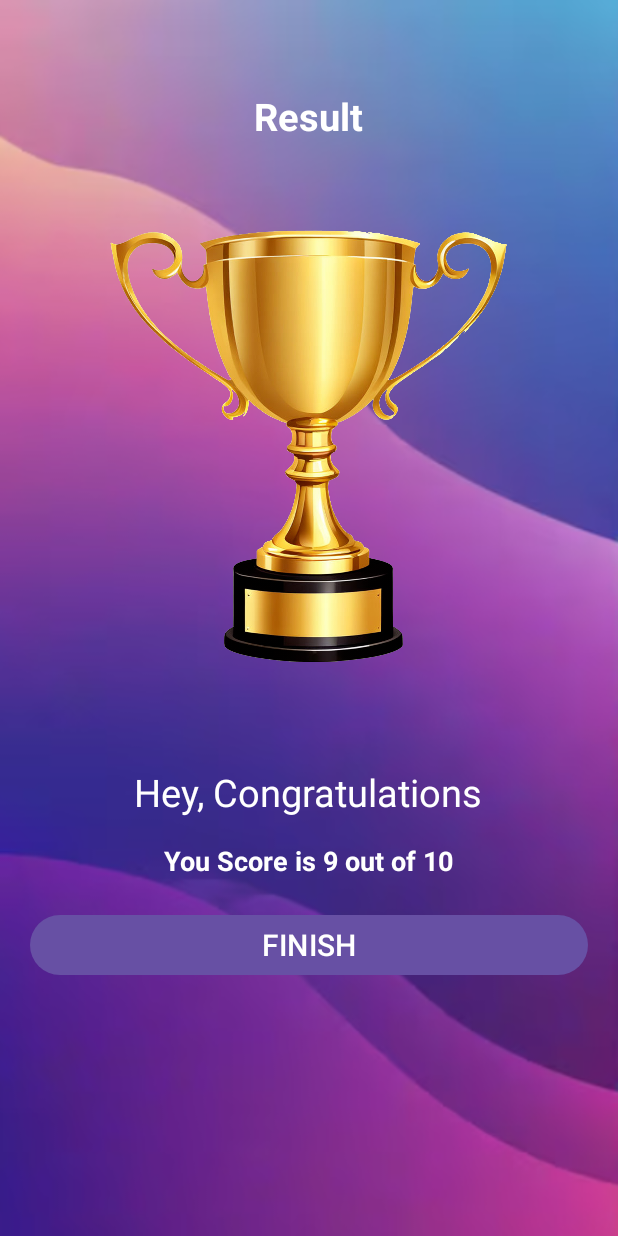
After one commit to rajibtalukder/Quiz-App, an Android app: the ResultActivity screen opened directly, with no data from a screen before it, on a phone screen of 412 x 824 dp. The commit adds this screen. Run offline under Robolectric (Android 15) with nearby library versions, the phone set to English and light mode, and no system bars.

Commit message:
finish ui

```diff
--- a/app/src/main/AndroidManifest.xml
+++ b/app/src/main/AndroidManifest.xml
@@ -13,6 +13,9 @@
         android:theme="@style/Theme.QuizApp"
         tools:targetApi="31">
         <activity
+            android:name=".ResultActivity"
+            android:exported="false" />
+        <activity
             android:name=".QuizQuestionsActivity"
             android:exported="false" />
         <activity
--- a/app/src/main/java/com/example/quizapp/Constants.kt
+++ b/app/src/main/java/com/example/quizapp/Constants.kt
@@ -1,6 +1,11 @@
 package com.example.quizapp
 
 object Constants {
+
+    const val USER_NAME : String = "user_name"
+    const val TOTAL_QUESTIONS : String = "total_questions"
+    const val CORRECT_ANSWER : String = "correct_answer"
+
 
     fun getQuestions(): ArrayList<Question> {
         val questionList = ArrayList<Question>()
--- a/app/src/main/java/com/example/quizapp/MainActivity.kt
+++ b/app/src/main/java/com/example/quizapp/MainActivity.kt
@@ -12,6 +12,7 @@ import androidx.core.view.ViewCompat
 import androidx.core.view.WindowInsetsCompat
 
 class MainActivity : AppCompatActivity() {
+
     @SuppressLint("MissingInflatedId")
     override fun onCreate(savedInstanceState: Bundle?) {
         super.onCreate(savedInstanceState)
@@ -26,11 +27,11 @@ class MainActivity : AppCompatActivity() {
                 Toast.makeText(this, "Please enter your name!", Toast.LENGTH_LONG).show()
             }else{
                 val intent = Intent(this,  QuizQuestionsActivity:: class.java)
+                intent.putExtra(Constants.USER_NAME, inputText.text.toString())
                 startActivity(intent)
             }
         }
 
     }
 
-
 }
--- a/app/src/main/java/com/example/quizapp/QuizQuestionsActivity.kt
+++ b/app/src/main/java/com/example/quizapp/QuizQuestionsActivity.kt
@@ -1,6 +1,7 @@
 package com.example.quizapp
 
 import android.annotation.SuppressLint
+import android.content.Intent
 import android.graphics.Color
 import android.graphics.Typeface
 import android.os.Bundle
@@ -20,6 +21,9 @@ class QuizQuestionsActivity : AppCompatActivity(), View.OnClickListener {
 
     private var mCurrentPosition: Int = 1
     private var mSelectedOptionPosition: Int = 0
+    private var mUserName : String? = null
+    private var mCorrectAnswers: Int = 0
+
     private var mQuestionList: ArrayList<Question>? = null
     private var tvQuestion: TextView? = null
     private var tvImage: ImageView? = null
@@ -38,6 +42,8 @@ class QuizQuestionsActivity : AppCompatActivity(), View.OnClickListener {
         super.onCreate(savedInstanceState)
         enableEdgeToEdge()
         setContentView(R.layout.activity_quiz_questions)
+
+        mUserName = intent.getStringExtra(Constants.USER_NAME)
 
         tvQuestion = findViewById(R.id.tvQuestion)
         tvImage = findViewById(R.id.tvImage)
@@ -73,7 +79,7 @@ class QuizQuestionsActivity : AppCompatActivity(), View.OnClickListener {
         tvOptionThree?.text = question.optionThree
         tvOptionFour?.text = question.optionFour
 
-        if (mCurrentPosition == mQuestionList!!.size+1) {
+        if (mCurrentPosition == mQuestionList!!.size + 1) {
             btnSubmit?.text = "FINISH"
         } else {
             btnSubmit?.text = "SUBMIT"
@@ -103,8 +109,7 @@ class QuizQuestionsActivity : AppCompatActivity(), View.OnClickListener {
             //element.setTextColor(Color.parseColor("#FF0000"))
             element.typeface = Typeface.DEFAULT
             element.background = ContextCompat.getDrawable(
-                this,
-                R.drawable.default_option_border_bg
+                this, R.drawable.default_option_border_bg
             )
         }
 
@@ -118,8 +123,7 @@ class QuizQuestionsActivity : AppCompatActivity(), View.OnClickListener {
         tv.setTextColor(Color.parseColor("#363A43"))
         tv.setTypeface(tv.typeface, Typeface.BOLD)
         tv.background = ContextCompat.getDrawable(
-            this,
-            R.drawable.selected_option_border
+            this, R.drawable.selected_option_border
         )
     }
 
@@ -151,7 +155,6 @@ class QuizQuestionsActivity : AppCompatActivity(), View.OnClickListener {
             }
 
             R.id.btnSubmit -> {
-                //TODO
 
                 if (mSelectedOptionPosition == 0) {
                     mCurrentPosition++
@@ -161,13 +164,23 @@ class QuizQuestionsActivity : AppCompatActivity(), View.OnClickListener {
                         }
 
                         else -> {
-                            Toast.makeText(this, "Quiz is Finished", Toast.LENGTH_LONG).show()
+                            //Toast.makeText(this, "Quiz is Finished", Toast.LENGTH_LONG).show()
+
+                            val intent = Intent(this, ResultActivity::class.java)
+                            intent.putExtra(Constants.USER_NAME, mUserName)
+                            intent.putExtra(Constants.CORRECT_ANSWER, mCorrectAnswers)
+                            intent.putExtra(Constants.TOTAL_QUESTIONS, mQuestionList?.size)
+                            startActivity(intent)
+                            finish()
+
                         }
                     }
                 } else {
                     val question = mQuestionList?.get(mCurrentPosition - 1)
                     if (question!!.correctAnswer != mSelectedOptionPosition) {
                         answerView(mSelectedOptionPosition, R.drawable.wrong_option_border_bg)
+                    }else{
+                        mCorrectAnswers ++
                     }
                     answerView(question.correctAnswer, R.drawable.correct_option_border_bg)
 
--- /dev/null
+++ b/app/src/main/java/com/example/quizapp/ResultActivity.kt
@@ -0,0 +1,15 @@
+package com.example.quizapp
+
+import android.os.Bundle
+import androidx.activity.enableEdgeToEdge
+import androidx.appcompat.app.AppCompatActivity
+import androidx.core.view.ViewCompat
+import androidx.core.view.WindowInsetsCompat
+
+class ResultActivity : AppCompatActivity() {
+    override fun onCreate(savedInstanceState: Bundle?) {
+        super.onCreate(savedInstanceState)
+        enableEdgeToEdge()
+        setContentView(R.layout.activity_result)
+    }
+}
--- /dev/null
+++ b/app/src/main/res/layout/activity_result.xml
@@ -0,0 +1,61 @@
+<?xml version="1.0" encoding="utf-8"?>
+<LinearLayout xmlns:android="http://schemas.android.com/apk/res/android"
+    xmlns:tools="http://schemas.android.com/tools"
+    android:id="@+id/main"
+    android:layout_width="match_parent"
+    android:layout_height="match_parent"
+    android:orientation="vertical"
+    android:gravity="center_horizontal"
+    android:background="@drawable/bg"
+    android:padding="20dp"
+    tools:context=".ResultActivity">
+
+
+    <TextView
+        android:id="@+id/tvResult"
+        android:layout_width="wrap_content"
+        android:layout_height="wrap_content"
+        android:layout_marginTop="40dp"
+        android:text="Result"
+        android:textColor="@color/white"
+        android:textSize="25sp"
+        android:textStyle="bold" />
+
+    <ImageView
+        android:layout_width="wrap_content"
+        android:layout_height="400dp"
+        android:src="@drawable/tropy"
+        />
+
+    <TextView
+        android:id="@+id/tvCongratulation"
+        android:layout_width="wrap_content"
+        android:layout_height="wrap_content"
+        android:layout_marginTop="16dp"
+        android:text="Hey, Congratulations"
+        android:textColor="@color/white"
+        android:textSize="25sp" />
+
+    <TextView
+        android:id="@+id/tvScore"
+        android:layout_width="wrap_content"
+        android:layout_height="wrap_content"
+        android:layout_marginTop="16dp"
+        android:text="You Score is 9 out of 10"
+        android:textColor="@color/white"
+        android:textSize="18sp"
+        android:textStyle="bold" />
+
+    <Button
+        android:id="@+id/btnFinish"
+        android:layout_width="match_parent"
+        android:layout_height="wrap_content"
+        android:layout_marginTop="20dp"
+        android:text="FINISH"
+        android:textColor="@color/design_default_color_on_primary"
+        android:textSize="20sp"
+        />
+
+
+
+</LinearLayout>
```
Also changed, not shown: app/src/main/res/drawable/tropy.png (added).
